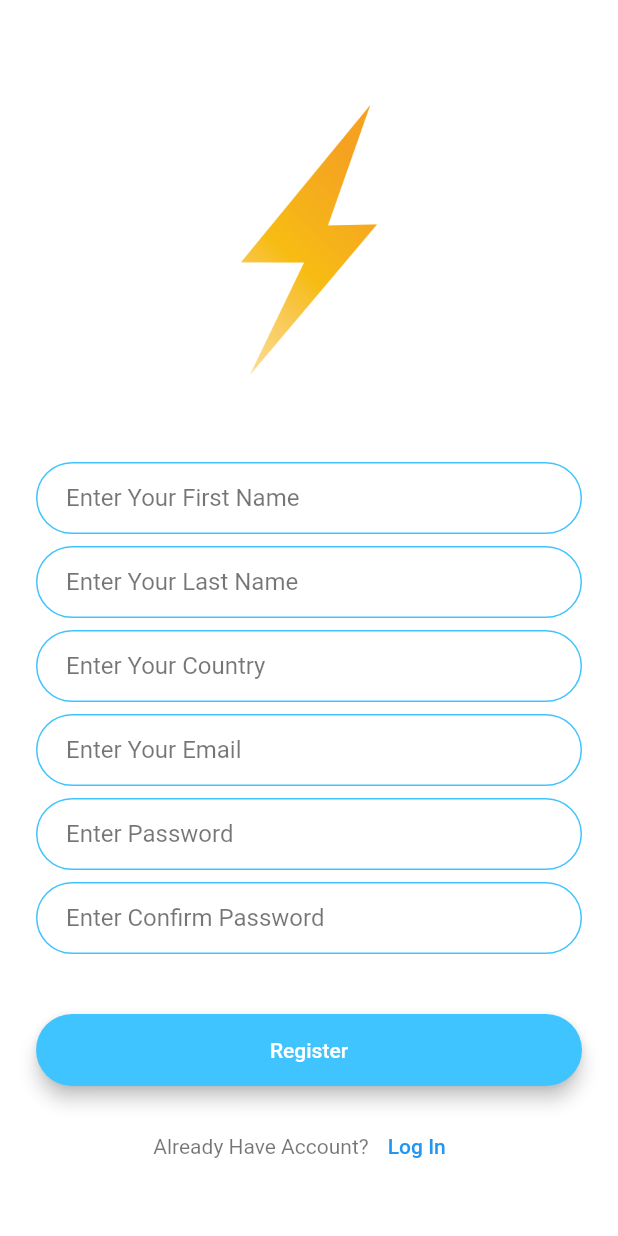
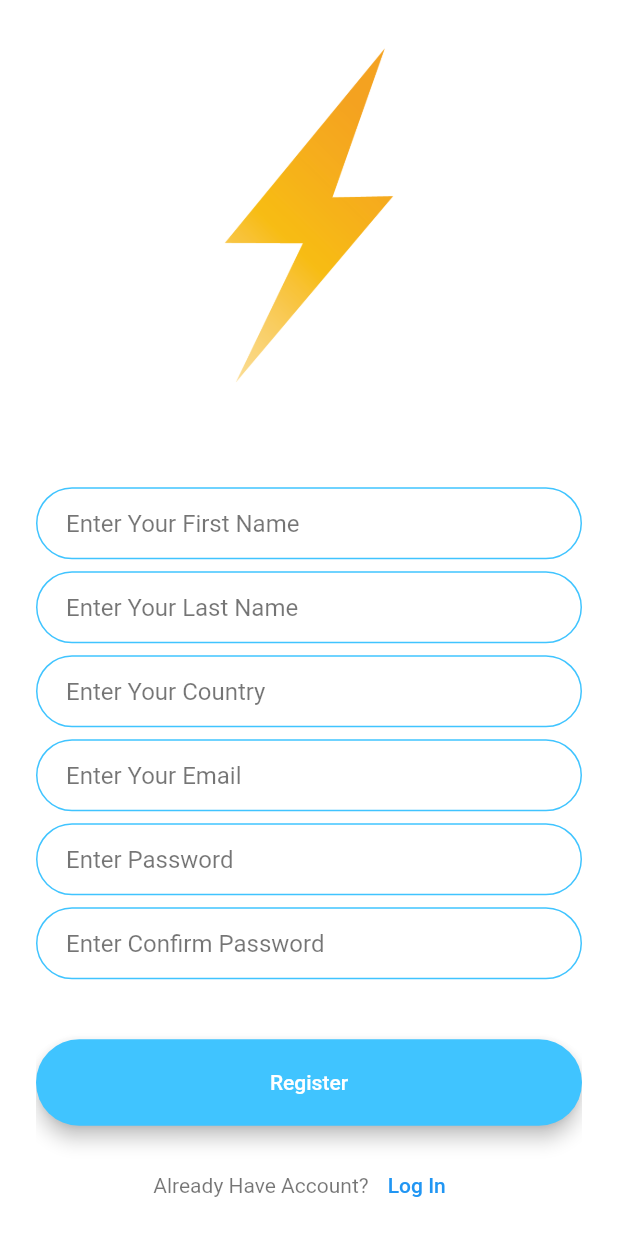
Before and after one commit to Zohaib2233/zohaib-pwh, a Flutter app: the screen it shows after launch, after a tap on "Login", after a tap on "Register", on a phone screen of 412 x 824 dp. Run offline on Flutter 3.47's test engine with Material 2 defaults, Android fonts, the phone set to English and light mode, and no system bars; our stand-ins replace cloud_firestore, firebase_auth, firebase_core, get_storage, toast; accounts and stored records are empty; network calls fail.

Commit message:
Add MediaQuery

```diff
--- a/lib/customWidgets/material_button.dart
+++ b/lib/customWidgets/material_button.dart
@@ -1,4 +1,5 @@
 import 'package:flutter/material.dart';
+import 'package:auth_app1/utils/utils.dart';
 
 class Button extends StatelessWidget {
   const Button({
@@ -12,6 +13,7 @@ class Button extends StatelessWidget {
 
   @override
   Widget build(BuildContext context) {
+
     return Padding(
       padding: const EdgeInsets.symmetric(vertical: 16),
       child: Material(
@@ -21,7 +23,7 @@ class Button extends StatelessWidget {
         child: MaterialButton(
           onPressed: onPressed,
           minWidth: 200.0,
-          height: 42.0,
+          height: height(context)*0.07,
           child: Text(
               buttonText!
           ),
--- a/lib/customWidgets/text_field.dart
+++ b/lib/customWidgets/text_field.dart
@@ -16,6 +16,7 @@ class InputField extends StatelessWidget {
 
   @override
   Widget build(BuildContext context) {
+
     return TextFormField(
       onChanged: (value){
 
--- a/lib/main.dart
+++ b/lib/main.dart
@@ -5,12 +5,12 @@ import 'package:get_storage/get_storage.dart';
 import 'screens/profile_Screen.dart';
 
 void main() async {
-  print("init");
+
   await GetStorage.init();
   WidgetsFlutterBinding.ensureInitialized();
-  print("WidgetsFlutterBinding.ensureInitialized()");
+
   await Firebase.initializeApp();
-  print("await Firebase.initializeApp()");
+
   runApp(const MyApp());
 }
 
--- a/lib/screens/login_screen.dart
+++ b/lib/screens/login_screen.dart
@@ -1,3 +1,4 @@
+import 'package:auth_app1/screens/welcome_screen.dart';
 import 'package:auth_app1/utils/validation.dart';
 import 'package:cloud_firestore/cloud_firestore.dart';
 import 'package:firebase_auth/firebase_auth.dart';
@@ -6,8 +7,10 @@ import 'package:auth_app1/customWidgets/text_field.dart';
 import 'package:auth_app1/customWidgets/material_button.dart';
 import 'package:auth_app1/screens/profile_Screen.dart';
 import 'package:auth_app1/screens/registration_screen.dart';
+
 import 'package:get_storage/get_storage.dart';
-import 'package:get_storage/get_storage.dart';
+import 'package:auth_app1/utils/utils.dart';
+import 'package:toast/toast.dart';
 
 class LoginScreen extends StatefulWidget {
   const LoginScreen({Key? key}) : super(key: key);
@@ -46,12 +49,11 @@ class _LoginScreenState extends State<LoginScreen> {
   void initState() {
     // TODO: implement initState
     super.initState();
-
-
   }
 
   @override
   Widget build(BuildContext context) {
+    ToastContext().init(context);
     return Scaffold(
       backgroundColor: Colors.white,
       body: Padding(
@@ -62,14 +64,14 @@ class _LoginScreenState extends State<LoginScreen> {
             crossAxisAlignment: CrossAxisAlignment.stretch,
             children: [
               SizedBox(
-                height: 100,
+                height: height(context) * 0.15,
               ),
               Container(
-                height: 200.0,
+                height: height(context) * 0.3,
                 child: Image.asset('images/logo.png'),
               ),
               SizedBox(
-                height: 48.0,
+                height: height(context) * 0.07,
               ),
               InputField(
                   hintText: "Enter Your Email",
@@ -85,7 +87,7 @@ class _LoginScreenState extends State<LoginScreen> {
                   isValidate: _validatePassword,
                   isPassword: true),
               SizedBox(
-                height: 24,
+                height: height(context) * 0.03,
               ),
               Button(
                   buttonText: "Login",
@@ -98,8 +100,8 @@ class _LoginScreenState extends State<LoginScreen> {
                       return;
                     }
                     try {
-                      GetStorage().write("logInUserEmail",email);
-                      GetStorage().write("logInUserPassword",password);
+                      GetStorage().write("logInUserEmail", email);
+                      GetStorage().write("logInUserPassword", password);
                       UserCredential userCredential =
                           await _auth.signInWithEmailAndPassword(
                         email: email,
@@ -113,11 +115,14 @@ class _LoginScreenState extends State<LoginScreen> {
                               builder: (context) => const ProfileScreen()));
                     } on FirebaseAuthException catch (e) {
                       if (e.code == 'user-not-found') {
+                        Toast.show("No user found for that email.",duration: Toast.lengthLong);
                         print('No user found for that email.');
                       } else if (e.code == 'wrong-password') {
+                        Toast.show("Wrong password provided for that user.",duration: Toast.lengthLong);
                         print('Wrong password provided for that user.');
                       }
                     } catch (e) {
+                      Toast.show(e.toString(),duration: Toast.lengthLong);
                       print(e);
                     }
                   }),
@@ -142,6 +147,4 @@ class _LoginScreenState extends State<LoginScreen> {
       ),
     );
   }
-
-
 }
--- a/lib/screens/profile_Screen.dart
+++ b/lib/screens/profile_Screen.dart
@@ -42,7 +42,7 @@ class _ProfileScreenState extends State<ProfileScreen> {
             title: Text("Main Screen"),
             actions: [
               Padding(
-                padding: const EdgeInsets.all(10),
+                padding: EdgeInsets.all(MediaQuery.of(context).size.width/100),
                 child: Container(
                   decoration: BoxDecoration(
                       borderRadius: BorderRadius.circular(10),
--- a/lib/screens/registration_screen.dart
+++ b/lib/screens/registration_screen.dart
@@ -1,3 +1,4 @@
+import 'package:auth_app1/screens/welcome_screen.dart';
 import 'package:cloud_firestore/cloud_firestore.dart';
 import 'package:firebase_auth/firebase_auth.dart';
 import 'package:flutter/material.dart';
@@ -5,6 +6,7 @@ import 'package:auth_app1/customWidgets/text_field.dart';
 import 'package:auth_app1/customWidgets/material_button.dart';
 import 'package:auth_app1/screens/login_screen.dart';
 import 'package:auth_app1/utils/validation.dart';
+import 'package:auth_app1/utils/utils.dart';
 
 class RegistrationScreen extends StatefulWidget {
   const RegistrationScreen({Key? key}) : super(key: key);
@@ -32,19 +34,18 @@ class _RegistrationScreenState extends State<RegistrationScreen> {
         child: SingleChildScrollView(
           child: Form(
             key: _formKey,
+            child: Padding(
+              padding: const EdgeInsets.symmetric(vertical: 20),
               child: Column(
                 mainAxisAlignment: MainAxisAlignment.center,
                 crossAxisAlignment: CrossAxisAlignment.stretch,
                 children: [
-                SizedBox(
-                  height: 60,
-                ),
                   Container(
-                  height: 200.0,
+                    height: height(context)*0.3,
                     child: Image.asset('images/logo.png'),
                   ),
                   SizedBox(
-                  height: 48.0,
+                    height: height(context)*0.07,
                   ),
                   InputField(
                     controller: _firstname,
@@ -136,13 +137,13 @@ class _RegistrationScreenState extends State<RegistrationScreen> {
                             if (e.code == 'weak-password') {
                               print('The password provided is too weak.');
                             } else if (e.code == 'email-already-in-use') {
-                            ScaffoldMessenger.of(context).showSnackBar(SnackBar(
+                              ScaffoldMessenger.of(context).showSnackBar(const SnackBar(
                                 backgroundColor: Colors.red,
-                              content: const Text(
+                                content: Text(
                                   'The account already exists for that email.',
                                   style: TextStyle(color: Colors.white),
                                 ),
-                              duration: const Duration(seconds: 1),
+                                duration: Duration(seconds: 1),
                               ));
                             }
                           } catch (e) {
@@ -170,6 +171,7 @@ class _RegistrationScreenState extends State<RegistrationScreen> {
             ),
           ),
         ),
+      ),
     );
   }
 
--- a/lib/screens/welcome_screen.dart
+++ b/lib/screens/welcome_screen.dart
@@ -4,6 +4,7 @@ import 'package:auth_app1/screens/login_screen.dart';
 import 'package:auth_app1/screens/registration_screen.dart';
 import 'package:auth_app1/customWidgets/material_button.dart';
 import 'package:get_storage/get_storage.dart';
+import 'package:auth_app1/utils/utils.dart';
 
 class WelcomeScreen extends StatefulWidget {
   const WelcomeScreen({Key? key}) : super(key: key);
@@ -29,8 +30,10 @@ class _WelcomeScreenState extends State<WelcomeScreen> {
     super.initState();
   }
 
+
   @override
   Widget build(BuildContext context) {
+
     return Scaffold(
         backgroundColor: Colors.white,
       body: Padding(
@@ -41,28 +44,26 @@ class _WelcomeScreenState extends State<WelcomeScreen> {
           children: [
             Row(
               mainAxisAlignment: MainAxisAlignment.center,
-              children:const [
+              children: [
 
                 Text("Welcome",
-                style: TextStyle(
+                style:TextStyle(
                   color: Colors.lightBlue,
-                  fontSize: 45.0,
+                  fontSize: width(context)*0.15,
                   fontWeight: FontWeight.w900,
                 ),)
               ],
             ),
             Column(
-              children: const [
+              children:  [
                 Text("To"),
                 Text("Client information",
-                style: TextStyle(color: Colors.black,fontSize: 14,
+                style: TextStyle(color: Colors.black,fontSize: width(context)*0.05,
                 ),),
 
               ],
             ),
-            const SizedBox(
-              height: 48.0,
-            ),
+            SizedBox(height: height(context)*0.08,),
             Button(buttonText: "Login",
             onPressed: (){
               pushAndRemoveUntil(context, const LoginScreen(), false);
--- /dev/null
+++ b/lib/utils/utils.dart
@@ -0,0 +1,11 @@
+import 'package:flutter/material.dart';
+
+double height(context){
+  double height = MediaQuery.of(context).size.height;
+  return height;
+}
+
+double width(context){
+  double width = MediaQuery.of(context).size.width;
+  return width;
+}
--- a/pubspec.yaml
+++ b/pubspec.yaml
@@ -40,6 +40,7 @@ dependencies:
   cloud_firestore: ^4.5.0
   get_storage: ^2.1.1
   http: ^0.13.5
+  toast: ^0.3.0
 
 dev_dependencies:
   flutter_test:
```
Also changed, not shown: lib/screens/detail_screen.dart (+5 -7 lines), pubspec.lock. Lines whose indentation alone changed are shown as unchanged.
